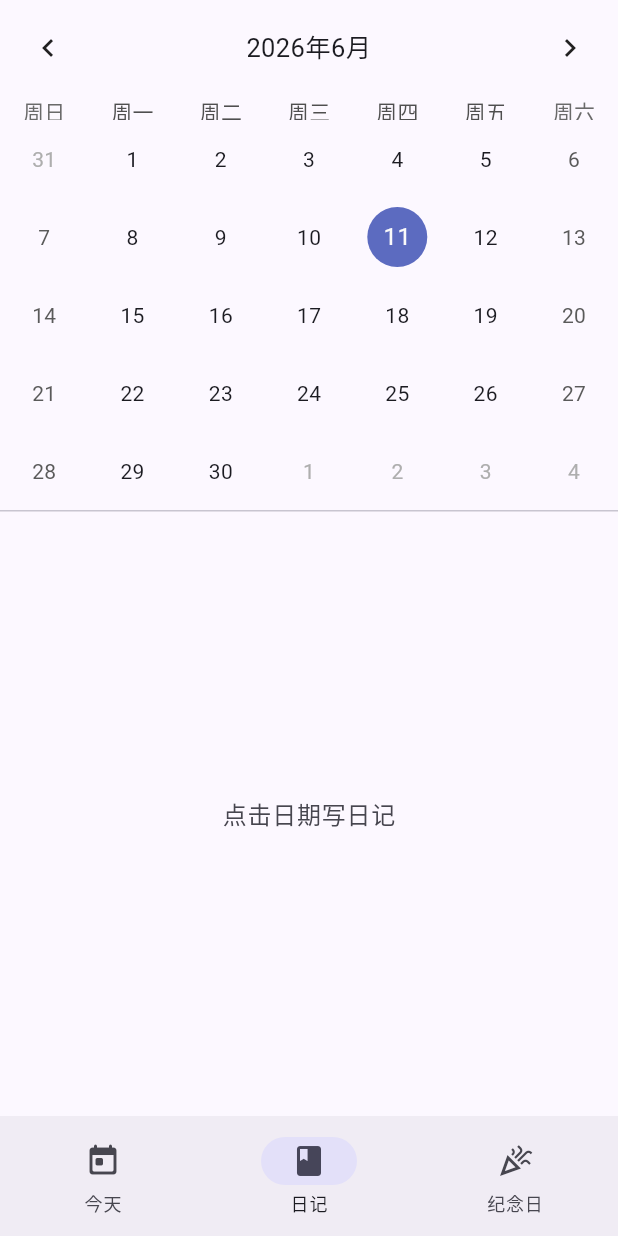
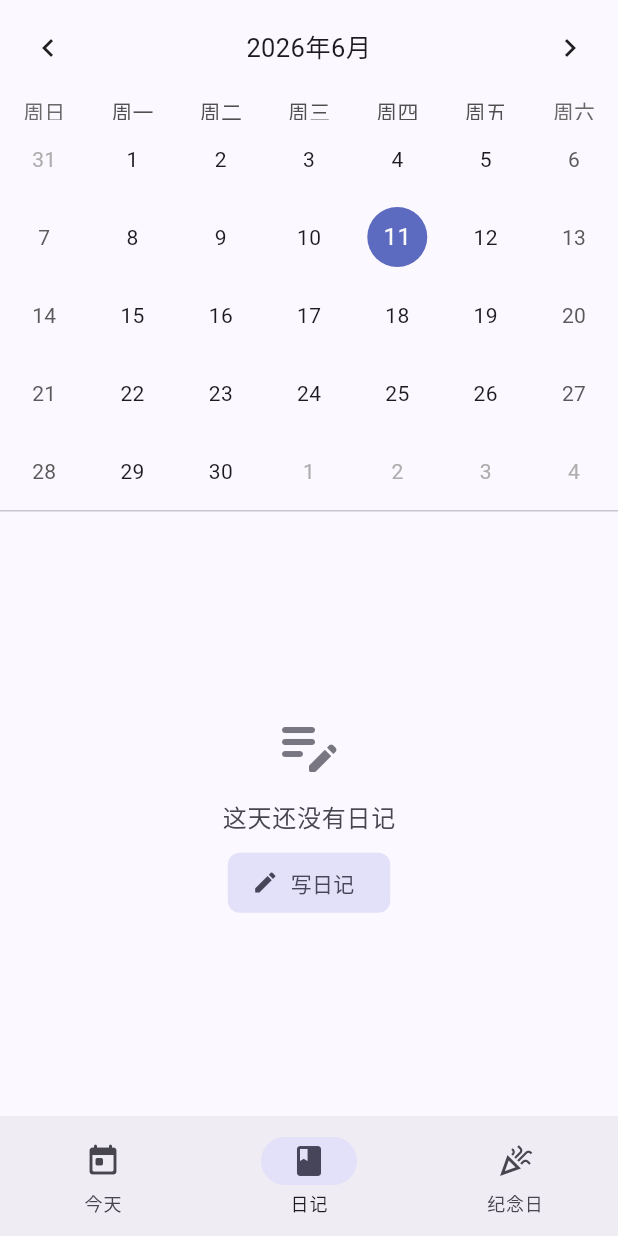
Before and after one commit to ncz1117/TraceLife, a Flutter app: the screen it shows after launch, item 2 of the bottom bar chosen, on a phone screen of 412 x 824 dp. Run offline on Flutter 3.47's test engine with Material 3 defaults, Android fonts, the phone set to English and light mode, and no system bars; drawn by our look-alikes of table_calendar; our stand-ins replace flutter_riverpod, freezed_annotation, go_router, sqflite; accounts and stored records are empty.

Commit message:
fix: 日记页显示预览+选中日期刷新 — 日历下方展示日记内容

```diff
--- a/lib/features/diary/diary_edit_page.dart
+++ b/lib/features/diary/diary_edit_page.dart
@@ -60,6 +60,7 @@ class _DiaryEditPageState extends ConsumerState<DiaryEditPage> {
       ref.invalidate(todayDiaryProvider);
       ref.invalidate(diaryListProvider);
       ref.invalidate(diaryByMonthProvider);
+      ref.invalidate(diaryByDateProvider(_dateStr));
       ScaffoldMessenger.of(context).showSnackBar(
         const SnackBar(content: Text('日记已保存')),
       );
@@ -80,6 +81,7 @@ class _DiaryEditPageState extends ConsumerState<DiaryEditPage> {
         ref.invalidate(todayDiaryProvider);
         ref.invalidate(diaryListProvider);
         ref.invalidate(diaryByMonthProvider);
+        ref.invalidate(diaryByDateProvider(_dateStr));
         ScaffoldMessenger.of(context).showSnackBar(
           const SnackBar(content: Text('日记已删除')),
         );
--- a/lib/features/diary/diary_page.dart
+++ b/lib/features/diary/diary_page.dart
@@ -2,6 +2,7 @@ import 'package:flutter/material.dart';
 import 'package:flutter_riverpod/flutter_riverpod.dart';
 import 'package:go_router/go_router.dart';
 import 'package:table_calendar/table_calendar.dart';
+import 'model/diary.dart';
 import 'providers/diary_providers.dart';
 
 class DiaryPage extends ConsumerStatefulWidget {
@@ -15,10 +16,25 @@ class _DiaryPageState extends ConsumerState<DiaryPage> {
   DateTime _selectedDay = DateTime.now();
   DateTime _focusedDay = DateTime.now();
   CalendarFormat _calendarFormat = CalendarFormat.month;
-  Set<String> _diaryDates = {};
 
   String _dateToStr(DateTime d) {
     return '${d.year}-${d.month.toString().padLeft(2, '0')}-${d.day.toString().padLeft(2, '0')}';
+  }
+
+  @override
+  void initState() {
+    super.initState();
+    // 监听月份切换，预加载数据
+    Future.microtask(() {
+      _loadMonth();
+    });
+  }
+
+  void _loadMonth() {
+    ref.read(diaryByMonthProvider({
+      'year': _focusedDay.year,
+      'month': _focusedDay.month,
+    }));
   }
 
   @override
@@ -27,16 +43,9 @@ class _DiaryPageState extends ConsumerState<DiaryPage> {
       'year': _focusedDay.year,
       'month': _focusedDay.month,
     }));
+    final selectedDiaryAsync = ref.watch(diaryByDateProvider(_dateToStr(_selectedDay)));
 
-    // 同步更新日记日期集合（仅在数据加载后）
-    monthDiariesAsync.whenOrNull(
-      data: (diaries) {
-        final dates = diaries.map((d) => d.date).toSet();
-        if (dates.length != _diaryDates.length || !dates.containsAll(_diaryDates)) {
-          _diaryDates = dates;
-        }
-      },
-    );
+    final diaryDates = monthDiariesAsync.valueOrNull?.map((d) => d.date).toSet() ?? {};
 
     return Column(
       children: [
@@ -54,8 +63,6 @@ class _DiaryPageState extends ConsumerState<DiaryPage> {
               _selectedDay = selectedDay;
               _focusedDay = focusedDay;
             });
-            final dateStr = _dateToStr(selectedDay);
-            context.push('/diary/edit', extra: dateStr);
           },
           onPageChanged: (focusedDay) {
             setState(() => _focusedDay = focusedDay);
@@ -63,7 +70,7 @@ class _DiaryPageState extends ConsumerState<DiaryPage> {
           calendarBuilders: CalendarBuilders(
             markerBuilder: (context, day, events) {
               final dateStr = _dateToStr(day);
-              if (_diaryDates.contains(dateStr)) {
+              if (diaryDates.contains(dateStr)) {
                 return Positioned(
                   bottom: 1,
                   child: Container(
@@ -86,17 +93,83 @@ class _DiaryPageState extends ConsumerState<DiaryPage> {
           ),
         ),
         const Divider(height: 1),
+
+        // 选中日期日记预览
         Expanded(
-          child: Center(
-            child: Text(
-              '点击日期写日记',
-              style: Theme.of(context).textTheme.bodyLarge?.copyWith(
-                    color: Theme.of(context).colorScheme.onSurfaceVariant,
-                  ),
-            ),
+          child: selectedDiaryAsync.when(
+            data: (diary) {
+              if (diary == null || diary.content.isEmpty) {
+                return _emptyDiary(context);
+              }
+              return _diaryPreview(context, diary);
+            },
+            loading: () => const Center(child: CircularProgressIndicator()),
+            error: (_, __) => _emptyDiary(context),
           ),
         ),
       ],
     );
   }
+
+  Widget _emptyDiary(BuildContext context) {
+    return Center(
+      child: Column(
+        mainAxisSize: MainAxisSize.min,
+        children: [
+          Icon(Icons.edit_note_rounded,
+              size: 48, color: Theme.of(context).colorScheme.outline),
+          const SizedBox(height: 12),
+          Text(
+            '这天还没有日记',
+            style: Theme.of(context).textTheme.bodyLarge?.copyWith(
+                  color: Theme.of(context).colorScheme.onSurfaceVariant,
+                ),
+          ),
+          const SizedBox(height: 8),
+          FilledButton.tonalIcon(
+            onPressed: () {
+              final dateStr = _dateToStr(_selectedDay);
+              context.push('/diary/edit', extra: dateStr);
+            },
+            icon: const Icon(Icons.edit_rounded),
+            label: const Text('写日记'),
+          ),
+        ],
+      ),
+    );
+  }
+
+  Widget _diaryPreview(BuildContext context, Diary diary) {
+    final colorScheme = Theme.of(context).colorScheme;
+
+    return ListView(
+      padding: const EdgeInsets.all(16),
+      children: [
+        Row(
+          children: [
+            const Text('😐', style: TextStyle(fontSize: 20)),
+            const SizedBox(width: 4),
+            Text(
+              ['很差', '不好', '一般', '不错', '很好'][diary.mood.clamp(1, 5) - 1],
+              style: Theme.of(context).textTheme.bodyMedium?.copyWith(
+                    color: colorScheme.onSurfaceVariant,
+                  ),
+            ),
+            const Spacer(),
+            FilledButton.tonal(
+              onPressed: () {
+                context.push('/diary/edit', extra: diary.date);
+              },
+              child: const Text('编辑'),
+            ),
+          ],
+        ),
+        const SizedBox(height: 12),
+        Text(
+          diary.content,
+          style: Theme.of(context).textTheme.bodyLarge,
+        ),
+      ],
+    );
+  }
 }
```
